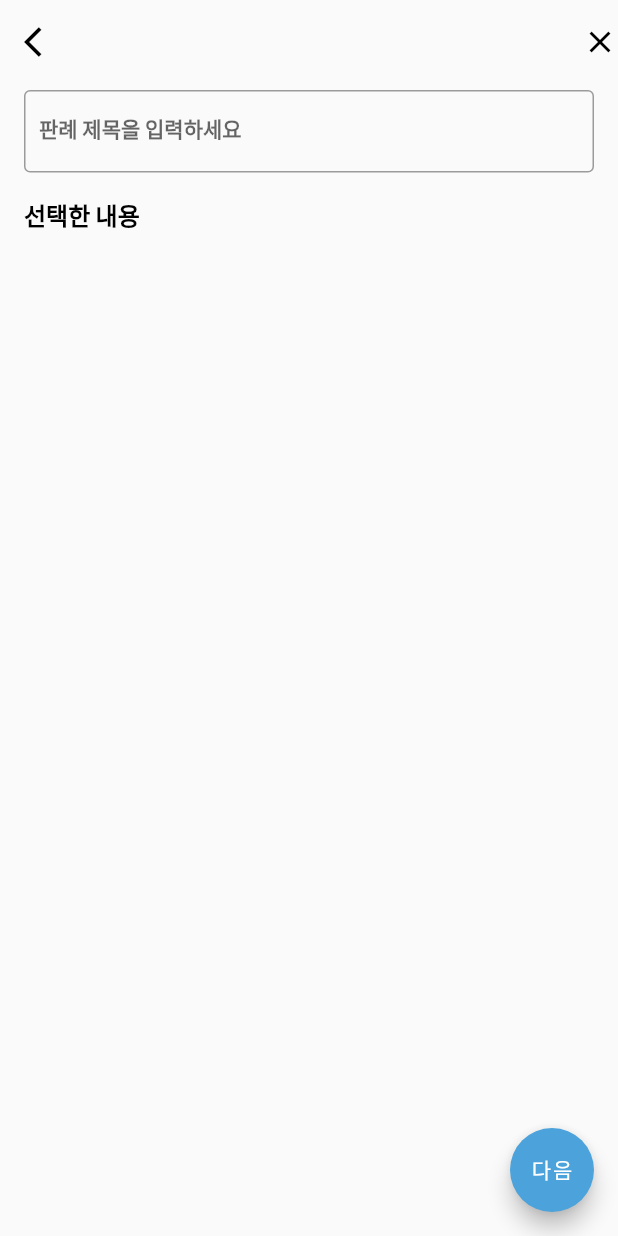
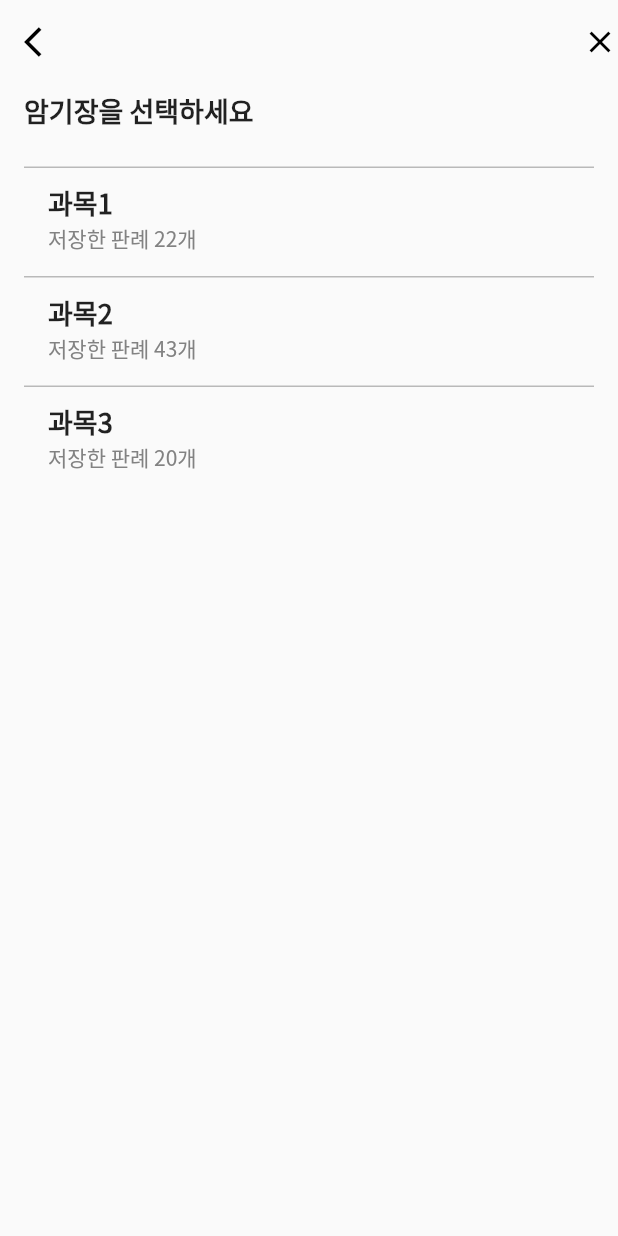
Before and after one commit to CapstoneMemento/Memento_Flutter, a Flutter app: the TitleSettingScreen screen opened directly with empty values, after a tap on "다음", on a phone screen of 412 x 824 dp. Run offline on Flutter 3.47's test engine with Material 2 defaults, Android fonts, the phone set to English and light mode, and no system bars; our stand-ins replace camera, extended_image, firebase_core, firebase_storage, image_picker, modal_bottom_sheet; missing offline and left inert: document_scanner_flutter, flutter_tesseract_ocr; accounts and stored records are empty; generated files the repository leaves out were written again.

Commit message:
Feat: 암기장/목차 지정 화면 추가

```diff
--- /dev/null
+++ b/lib/screens/subject_select_screen.dart
@@ -0,0 +1,83 @@
+// 과목, 목차 지정 화면
+import 'package:flutter/material.dart';
+import 'package:memento_flutter/themes/custom_theme.dart';
+import 'package:memento_flutter/widgets/base_app_bar.dart';
+
+class SubjectSelectScreen extends StatefulWidget {
+  @override
+  State<SubjectSelectScreen> createState() => _SubjectSelectScreenState();
+}
+
+class _SubjectSelectScreenState extends State<SubjectSelectScreen> {
+  final List<Map<String, dynamic>> subjects = [
+    {"id": "1", "title": "과목1", "caseNum": 22},
+    {"id": "2", "title": "과목2", "caseNum": 43},
+    {"id": "3", "title": "과목3", "caseNum": 20},
+  ];
+
+  final List<Map<String, dynamic>> categories = [
+    {"id": "1", "title": "목차1", "caseNum": 22},
+    {"id": "2", "title": "목차2", "caseNum": 43},
+    {"id": "3", "title": "목차3", "caseNum": 20},
+  ];
+
+  var isSubject = true;
+
+  @override
+  Widget build(BuildContext context) {
+    return Scaffold(
+      appBar: const BaseAppBar(
+        leading: Icon(
+          Icons.arrow_back_ios,
+          color: Colors.black,
+        ),
+        actions: [
+          Icon(
+            Icons.close,
+            color: Colors.black,
+          ),
+        ],
+      ),
+      body: Padding(
+        padding: const EdgeInsets.symmetric(horizontal: 16),
+        child: Column(
+          crossAxisAlignment: CrossAxisAlignment.start,
+          children: [
+            Text(
+              isSubject ? "암기장을 선택하세요" : "목차를 선택하세요",
+              style: CustomTheme.themeData.textTheme.titleMedium,
+            ),
+            const SizedBox(
+              height: 24,
+            ),
+            Expanded(
+              child: ListView(
+                  children: (isSubject ? subjects : categories)
+                      .map((e) => Container(
+                            decoration: const BoxDecoration(
+                                border: Border(
+                                    top: BorderSide(
+                                        width: 1, color: Colors.black26))),
+                            child: ListTile(
+                              title: Text(e["title"]),
+                              subtitle: Text("저장한 판례 ${e["caseNum"]}개"),
+                              onTap: () {
+                                if (isSubject) {
+                                  // 목차 선택으로 넘어가기
+                                  setState(() {
+                                    isSubject = false;
+                                  });
+                                } else {
+                                  // 생성한 노트 확인하기
+                                }
+                              },
+                            ),
+                          ))
+                      .toList()),
+            ),
+          ],
+        ),
+      ),
+    );
+  }
+}
--- a/lib/screens/title_setting_screen.dart
+++ b/lib/screens/title_setting_screen.dart
@@ -1,4 +1,5 @@
 import 'package:flutter/material.dart';
+import 'package:memento_flutter/screens/subject_select_screen.dart';
 import 'package:memento_flutter/themes/custom_theme.dart';
 import 'package:memento_flutter/widgets/base_app_bar.dart';
 
@@ -7,6 +8,7 @@ class TitleSettingScreen extends StatelessWidget {
 
   TitleSettingScreen({required this.selectedText});
 
+  late String title; // 판례 제목
   // 선택한 문자 text style
   final highlightStyle =
       TextStyle(backgroundColor: Colors.yellow.withOpacity(0.5));
@@ -29,14 +31,18 @@ class TitleSettingScreen extends StatelessWidget {
       body: Padding(
         padding: const EdgeInsets.symmetric(horizontal: 16),
         child: Column(crossAxisAlignment: CrossAxisAlignment.start, children: [
-          const TextField(
-            decoration: InputDecoration(
+          TextField(
+            decoration: const InputDecoration(
               contentPadding:
                   EdgeInsets.symmetric(vertical: 14, horizontal: 10),
               border: OutlineInputBorder(),
               labelText: "판례 제목을 입력하세요",
               labelStyle: TextStyle(fontSize: 14),
             ),
+            onChanged: (value) {
+              // 제목 지정
+              title = value;
+            },
           ),
           const SizedBox(
             height: 16,
@@ -61,7 +67,8 @@ class TitleSettingScreen extends StatelessWidget {
       ),
       floatingActionButton: FloatingActionButton(
         onPressed: () {
-          // 암기장 / 목차 지정
+          Navigator.push(context,
+              MaterialPageRoute(builder: (context) => SubjectSelectScreen()));
         },
         backgroundColor: CustomTheme.themeData.primaryColor,
         child: const Text("다음"),
```
